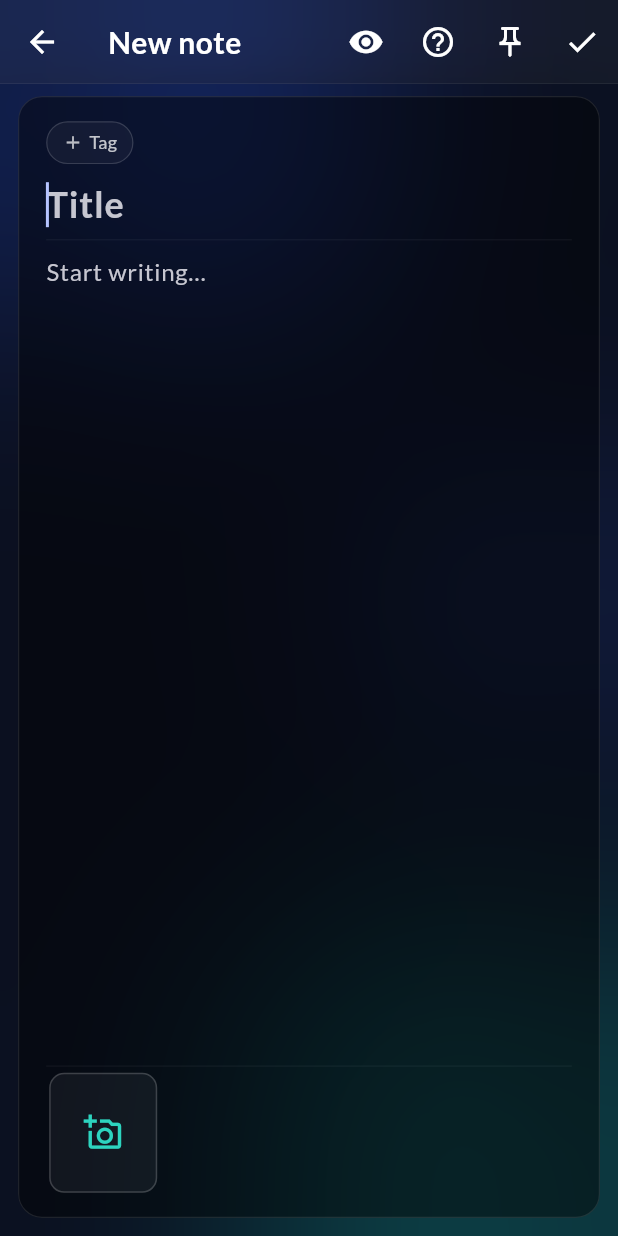
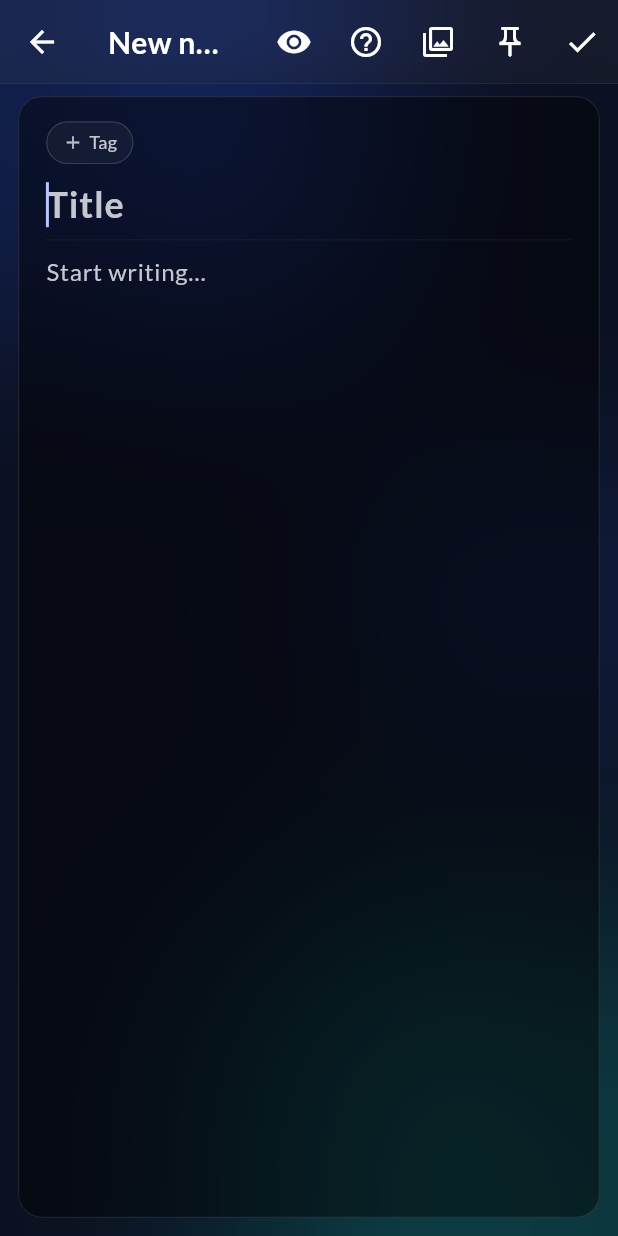
Before and after one commit to ElecTream/canvas, a Flutter app: the NoteEditorScreen screen opened directly, on a phone screen of 412 x 824 dp. Run offline on Flutter 3.47's test engine with Material 3 defaults, Android fonts, the phone set to English and light mode, and no system bars; our stand-ins replace cloud_firestore, drift, firebase_auth, firebase_core, flutter_image_compress, flutter_riverpod and 9 more; missing offline and left inert: desktop_drop, extension_google_sign_in_as_googleapis_auth, googleapis, local_sync, markdown_widget, super_clipboard; accounts and stored records are empty; generated files the repository leaves out were written again.

Commit message:
auto-commit: 2026-04-24 13:48 (session-end)

```diff
--- a/lib/screens/note_editor_screen.dart
+++ b/lib/screens/note_editor_screen.dart
@@ -49,6 +49,7 @@ class _NoteEditorScreenState extends ConsumerState<NoteEditorScreen>
   // Existing notes open rendered; new notes open in source mode so the
   // keyboard can appear immediately.
   late bool _previewMode;
+  bool _showAttachments = false;
   Timer? _autosaveDebounce;
 
   // After a new-note autosave, the generated id lives here so subsequent
@@ -347,6 +348,18 @@ class _NoteEditorScreenState extends ConsumerState<NoteEditorScreen>
               onPressed: () => showMarkdownGuide(context),
             ),
             IconButton(
+              tooltip: _showAttachments ? 'Hide photos' : 'Show photos',
+              icon: Badge.count(
+                count: _attachments.length,
+                isLabelVisible: _attachments.isNotEmpty,
+                child: Icon(_showAttachments
+                    ? Icons.photo_library
+                    : Icons.photo_library_outlined),
+              ),
+              onPressed: () =>
+                  setState(() => _showAttachments = !_showAttachments),
+            ),
+            IconButton(
               tooltip: _isPinned ? 'Unpin' : 'Pin',
               icon: Icon(
                 _isPinned ? Icons.push_pin : Icons.push_pin_outlined,
@@ -448,9 +461,17 @@ class _NoteEditorScreenState extends ConsumerState<NoteEditorScreen>
                                     ),
                             ),
                           ),
+                          AnimatedSize(
+                            duration: const Duration(milliseconds: 200),
+                            curve: Curves.easeOut,
+                            child: _showAttachments
+                                ? Column(
+                                    mainAxisSize: MainAxisSize.min,
+                                    children: [
                                       const SizedBox(height: 8),
                                       Divider(
-                            color: Colors.white.withValues(alpha: 0.08),
+                                        color: Colors.white
+                                            .withValues(alpha: 0.08),
                                         height: 1,
                                       ),
                                       AttachmentStrip(
@@ -461,6 +482,10 @@ class _NoteEditorScreenState extends ConsumerState<NoteEditorScreen>
                                         },
                                         onInsertInline: _insertInline,
                                         onRemoveEverywhere: _removeEverywhere,
+                                      ),
+                                    ],
+                                  )
+                                : const SizedBox.shrink(),
                           ),
                         ],
                       ),
```
Lines whose indentation alone changed are shown as unchanged.
